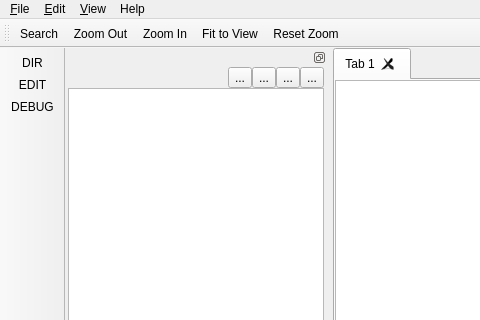
The window that src/view/ui/main.ui (igor-krechetov/hsm-ide) describes before a commit, drawn with Qt 5; both pictures show x 0 to 480 and y 0 to 320 of the 947 by 687 pixel window.
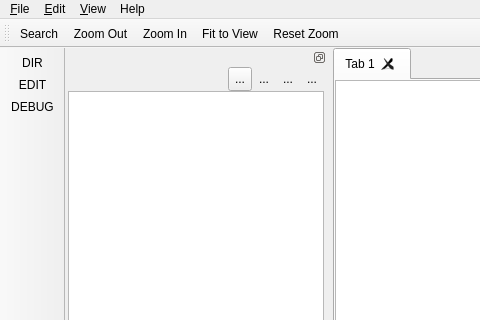
The same window after the commit. Icons and pictures are not drawn. Custom widgets are drawn as their Qt base class.

```diff
--- a/src/view/ui/main.ui
+++ b/src/view/ui/main.ui
@@ -404,6 +404,9 @@
          </property>
          <item>
           <layout class="QHBoxLayout" name="horizontalLayout">
+           <property name="spacing">
+            <number>0</number>
+           </property>
            <item>
             <spacer name="horizontalSpacer">
              <property name="orientation">
@@ -419,9 +422,31 @@
            </item>
            <item>
             <widget class="QToolButton" name="btnShowEmptyFolders">
+             <property name="minimumSize">
+              <size>
+               <width>24</width>
+               <height>24</height>
+              </size>
+             </property>
+             <property name="toolTip">
+              <string>Show empty folders</string>
+             </property>
+             <property name="styleSheet">
+              <string notr="true">padding: 0px;</string>
+             </property>
              <property name="text">
               <string>...</string>
              </property>
+             <property name="icon">
+              <iconset resource="../res/resources.qrc">
+               <normaloff>:/icons/side-bar/workdir/side-bar/workdir/show_empty_folders.png</normaloff>:/icons/side-bar/workdir/side-bar/workdir/show_empty_folders.png</iconset>
+             </property>
+             <property name="iconSize">
+              <size>
+               <width>20</width>
+               <height>20</height>
+              </size>
+             </property>
              <property name="checkable">
               <bool>true</bool>
              </property>
@@ -429,23 +454,92 @@
            </item>
            <item>
             <widget class="QToolButton" name="btnCreateWorkspaceFile">
+             <property name="minimumSize">
+              <size>
+               <width>24</width>
+               <height>24</height>
+              </size>
+             </property>
+             <property name="toolTip">
+              <string>Create file</string>
+             </property>
+             <property name="styleSheet">
+              <string notr="true">padding: 0px;</string>
+             </property>
              <property name="text">
               <string>...</string>
              </property>
+             <property name="icon">
+              <iconset resource="../res/resources.qrc">
+               <normaloff>:/icons/side-bar/workdir/side-bar/workdir/create_file.png</normaloff>:/icons/side-bar/workdir/side-bar/workdir/create_file.png</iconset>
+             </property>
+             <property name="iconSize">
+              <size>
+               <width>20</width>
+               <height>20</height>
+              </size>
+             </property>
+             <property name="autoRaise">
+              <bool>true</bool>
+             </property>
             </widget>
            </item>
            <item>
             <widget class="QToolButton" name="btnCreateWorkspaceFolder">
+             <property name="minimumSize">
+              <size>
+               <width>24</width>
+               <height>24</height>
+              </size>
+             </property>
+             <property name="toolTip">
+              <string>Create folder</string>
+             </property>
              <property name="text">
               <string>...</string>
              </property>
+             <property name="icon">
+              <iconset resource="../res/resources.qrc">
+               <normaloff>:/icons/side-bar/workdir/side-bar/workdir/create_folder.png</normaloff>:/icons/side-bar/workdir/side-bar/workdir/create_folder.png</iconset>
+             </property>
+             <property name="iconSize">
+              <size>
+               <width>20</width>
+               <height>20</height>
+              </size>
+             </property>
+             <property name="autoRaise">
+              <bool>true</bool>
+             </property>
             </widget>
            </item>
            <item>
             <widget class="QToolButton" name="btnCollapseWorkspace">
+             <property name="minimumSize">
+              <size>
+               <width>24</width>
+               <height>24</height>
+              </size>
+             </property>
+             <property name="toolTip">
+              <string>Collapse folders</string>
+             </property>
              <property name="text">
               <string>...</string>
              </property>
+             <property name="icon">
+              <iconset resource="../res/resources.qrc">
+               <normaloff>:/icons/side-bar/workdir/side-bar/workdir/collapse_folders.png</normaloff>:/icons/side-bar/workdir/side-bar/workdir/collapse_folders.png</iconset>
+             </property>
+             <property name="iconSize">
+              <size>
+               <width>20</width>
+               <height>20</height>
+              </size>
+             </property>
+             <property name="autoRaise">
+              <bool>true</bool>
+             </property>
             </widget>
            </item>
           </layout>
```
